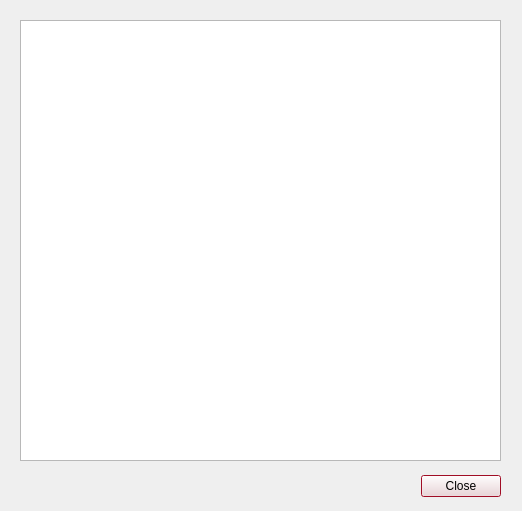
Old version of the form cuACS/viewmatches.ui in the repository cameronhawtin/Animal-Farm-cuACS.
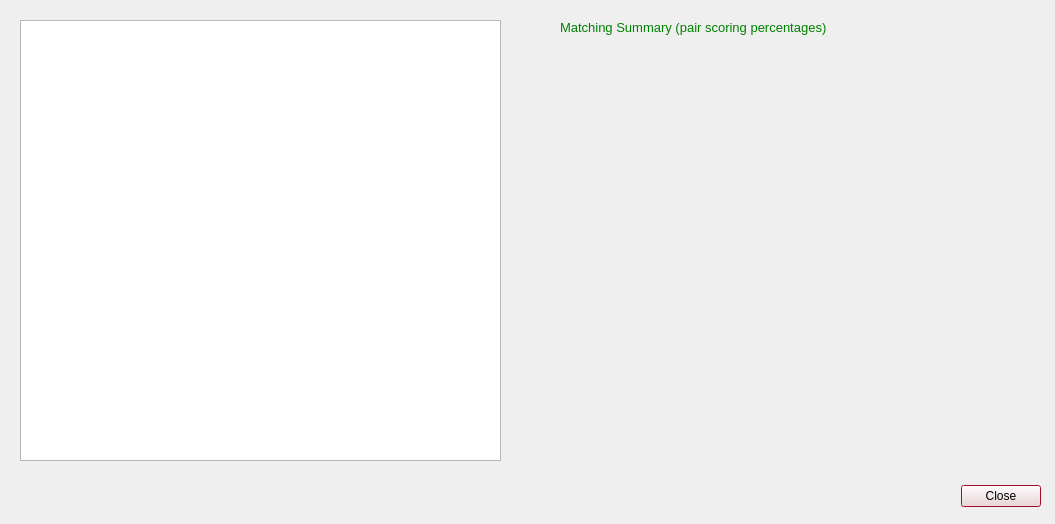
New version of the form.

Commit message: added label justifying match

The edit to the form file:
```diff
--- a/cuACS/viewmatches.ui
+++ b/cuACS/viewmatches.ui
@@ -6,8 +6,8 @@
    <rect>
     <x>0</x>
     <y>0</y>
-    <width>522</width>
-    <height>511</height>
+    <width>1055</width>
+    <height>524</height>
    </rect>
   </property>
   <property name="palette">
@@ -161,8 +161,8 @@
   <widget class="QDialogButtonBox" name="buttonBox">
    <property name="geometry">
     <rect>
-     <x>160</x>
-     <y>470</y>
+     <x>700</x>
+     <y>480</y>
      <width>341</width>
      <height>32</height>
     </rect>
@@ -184,6 +184,27 @@
     </rect>
    </property>
   </widget>
+  <widget class="QLabel" name="summaryLabel">
+   <property name="geometry">
+    <rect>
+     <x>560</x>
+     <y>20</y>
+     <width>481</width>
+     <height>441</height>
+    </rect>
+   </property>
+   <property name="font">
+    <font>
+     <pointsize>10</pointsize>
+    </font>
+   </property>
+   <property name="text">
+    <string>&lt;html&gt;&lt;head/&gt;&lt;body&gt;&lt;p&gt;&lt;span style=&quot; color:#008000;&quot;&gt;Matching Summary (pair scoring percentages)&lt;/span&gt;&lt;/p&gt;&lt;/body&gt;&lt;/html&gt;</string>
+   </property>
+   <property name="alignment">
+    <set>Qt::AlignLeading|Qt::AlignLeft|Qt::AlignTop</set>
+   </property>
+  </widget>
  </widget>
  <resources/>
  <connections>
```
The commit also changes 3 other files.
